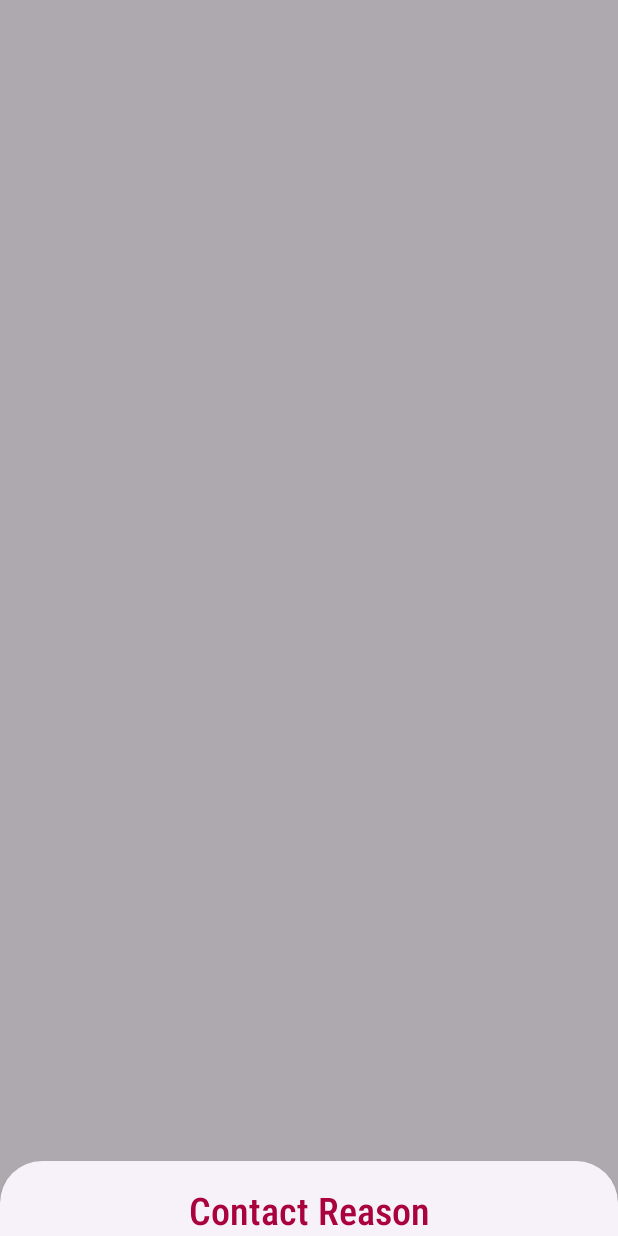
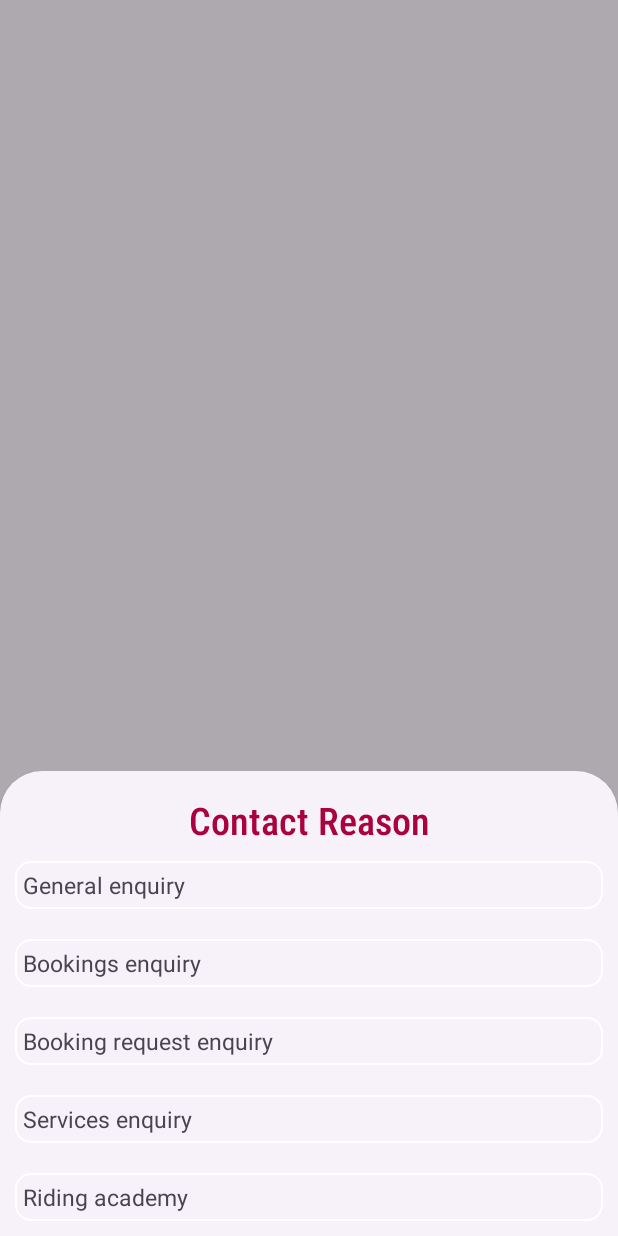
Before and after one commit to abhiram-b-ashok/get_support_android, an Android app: the fragment BottomSheetFragment shown on its own in the app's theme, on a phone screen of 412 x 824 dp. Run offline under Robolectric (Android 15) with nearby library versions, the phone set to English and light mode, and no system bars.

```diff
--- a/app/src/main/java/com/example/myprogressbar/getsupport/Adapter.kt
+++ b/app/src/main/java/com/example/myprogressbar/getsupport/Adapter.kt
@@ -3,25 +3,39 @@ package com.example.myprogressbar.getsupport
 import android.view.LayoutInflater
 import android.view.ViewGroup
 import androidx.recyclerview.widget.RecyclerView
+import com.example.myprogressbar.R
 import com.example.myprogressbar.databinding.ReasonsRecyclerLayoutBinding
 
 class Adapter(private val reasonList: List<Reasons>): RecyclerView.Adapter<Adapter.ViewHolder>() {
-
+    var onItemClicked: ((Reasons) -> Unit)? = null
     override fun onCreateViewHolder(parent: ViewGroup, viewType: Int): ViewHolder {
         val binding = ReasonsRecyclerLayoutBinding.inflate(LayoutInflater.from(parent.context),parent,false)
         return ViewHolder(binding)
     }
 
     override fun onBindViewHolder(holder: ViewHolder, position: Int) {
-        TODO("Not yet implemented")
+        holder.bind(reasonList[position],onItemClicked)
+
     }
 
     override fun getItemCount(): Int {
         return reasonList.size
     }
 
+    class ViewHolder(private val binding: ReasonsRecyclerLayoutBinding) :RecyclerView.ViewHolder(binding.root){
+        fun bind(reason: Reasons, onItemClicked: ((Reasons) -> Unit)?=null) {
+            binding.apply {
+                reasonText.text = reason.reasons
+                if(reason.isSelected)
+                {
+                    reasonText.setBackgroundResource(R.drawable.selected_reason_background)
+                }
+                root.setOnClickListener {
+                    onItemClicked?.invoke(reason)
+                }
 
-    class ViewHolder(binding: ReasonsRecyclerLayoutBinding) :RecyclerView.ViewHolder(binding.root){
+            }
 
+        }
     }
 }
--- a/app/src/main/java/com/example/myprogressbar/getsupport/BottomSheetFragment.kt
+++ b/app/src/main/java/com/example/myprogressbar/getsupport/BottomSheetFragment.kt
@@ -4,19 +4,43 @@ import android.os.Bundle
 import android.view.LayoutInflater
 import android.view.View
 import android.view.ViewGroup
+import androidx.recyclerview.widget.LinearLayoutManager
 import com.example.myprogressbar.R
+import com.example.myprogressbar.databinding.FragmentBottomSheetBinding
 import com.google.android.material.bottomsheet.BottomSheetDialogFragment
 
 class BottomSheetFragment : BottomSheetDialogFragment() {
+    private lateinit var binding: FragmentBottomSheetBinding
+    private lateinit var adapter: Adapter
+
     override fun onCreateView(
         inflater: LayoutInflater, container: ViewGroup?,
-        savedInstanceState: Bundle?): View? {
-        return inflater.inflate(R.layout.fragment_bottom_sheet,container,false)
+        savedInstanceState: Bundle?
+    ): View {
+        binding = FragmentBottomSheetBinding.inflate(inflater, container, false)
+        return binding.root
     }
 
     override fun onViewCreated(view: View, savedInstanceState: Bundle?) {
         super.onViewCreated(view, savedInstanceState)
 
+        val list = arrayListOf(
+            Reasons("General enquiry"),
+            Reasons("Bookings enquiry"),
+            Reasons("Booking request enquiry"),
+            Reasons("Services enquiry"),
+            Reasons("Riding academy")
+        )
 
+        adapter = Adapter(list)
+        adapter.onItemClicked = { selectedReason ->
+            (activity as? GetSupportActivity)?.setSelectedValue(selectedReason.reasons)
+            dismiss()
+        }
+
+        binding.reasonsRecycler.apply {
+            adapter = this@BottomSheetFragment.adapter
+            layoutManager = LinearLayoutManager(requireContext())
+        }
     }
 }
--- a/app/src/main/java/com/example/myprogressbar/getsupport/Reasons.kt
+++ b/app/src/main/java/com/example/myprogressbar/getsupport/Reasons.kt
@@ -2,5 +2,5 @@ package com.example.myprogressbar.getsupport
 
 data class Reasons(
     val reasons:String,
-    val isSelected:Boolean =false,
+    var isSelected:Boolean =false,
 )
--- /dev/null
+++ b/app/src/main/res/drawable/selected_reason_background.xml
@@ -0,0 +1,5 @@
+<?xml version="1.0" encoding="utf-8"?>
+<shape xmlns:android="http://schemas.android.com/apk/res/android" android:shape="rectangle">
+<corners android:radius="10dp"/>
+    <stroke android:color="#FFC107" android:width="2dp"/>
+</shape>
--- a/app/src/main/res/layout/reasons_recycler_layout.xml
+++ b/app/src/main/res/layout/reasons_recycler_layout.xml
@@ -1,7 +1,7 @@
 <?xml version="1.0" encoding="utf-8"?>
 <androidx.constraintlayout.widget.ConstraintLayout xmlns:android="http://schemas.android.com/apk/res/android"
     android:layout_width="match_parent"
-    android:layout_height="match_parent"
+    android:layout_height="wrap_content"
     xmlns:app="http://schemas.android.com/apk/res-auto"
     xmlns:tools="http://schemas.android.com/tools"
     android:layout_marginHorizontal="10dp"
```
Also changed, not shown: app/src/main/java/com/example/myprogressbar/getsupport/GetSupportActivity.kt (+57 -14 lines), app/src/main/res/layout/activity_get_support.xml (+14 -1 lines).
